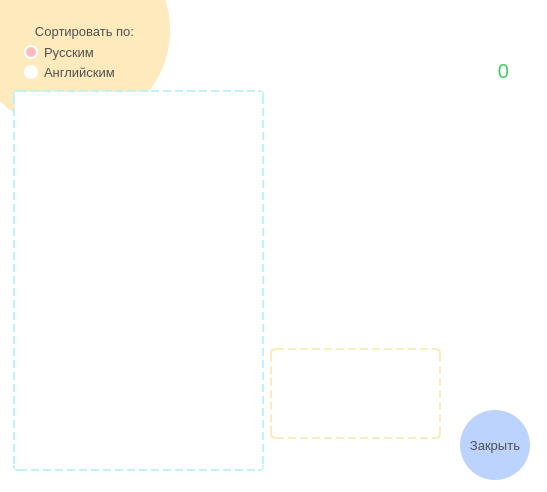
First picture: the form in wordslistwindow.ui, repository Skripove/MyDictionary, before the edit.
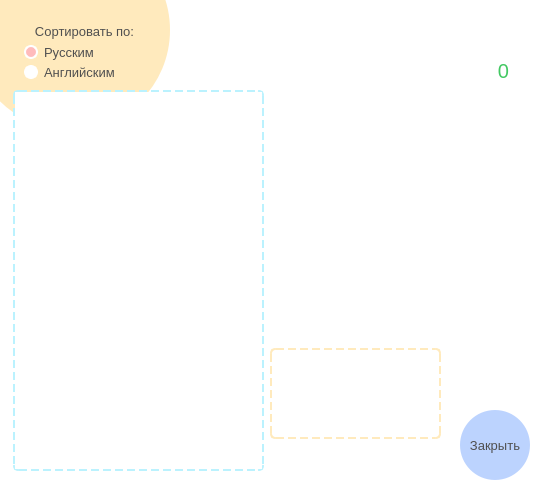
Second picture: the form after the edit. Icons and pictures are not drawn.

What changed in the file:
```diff
--- a/wordslistwindow.ui
+++ b/wordslistwindow.ui
@@ -9,10 +9,22 @@
    <rect>
     <x>0</x>
     <y>0</y>
-    <width>547</width>
-    <height>492</height>
+    <width>545</width>
+    <height>490</height>
    </rect>
   </property>
+  <property name="minimumSize">
+   <size>
+    <width>545</width>
+    <height>490</height>
+   </size>
+  </property>
+  <property name="maximumSize">
+   <size>
+    <width>545</width>
+    <height>490</height>
+   </size>
+  </property>
   <property name="windowTitle">
    <string>Словарь</string>
   </property>
```
Left out of the diff: 12 changed lines with no effect on the pictures.
